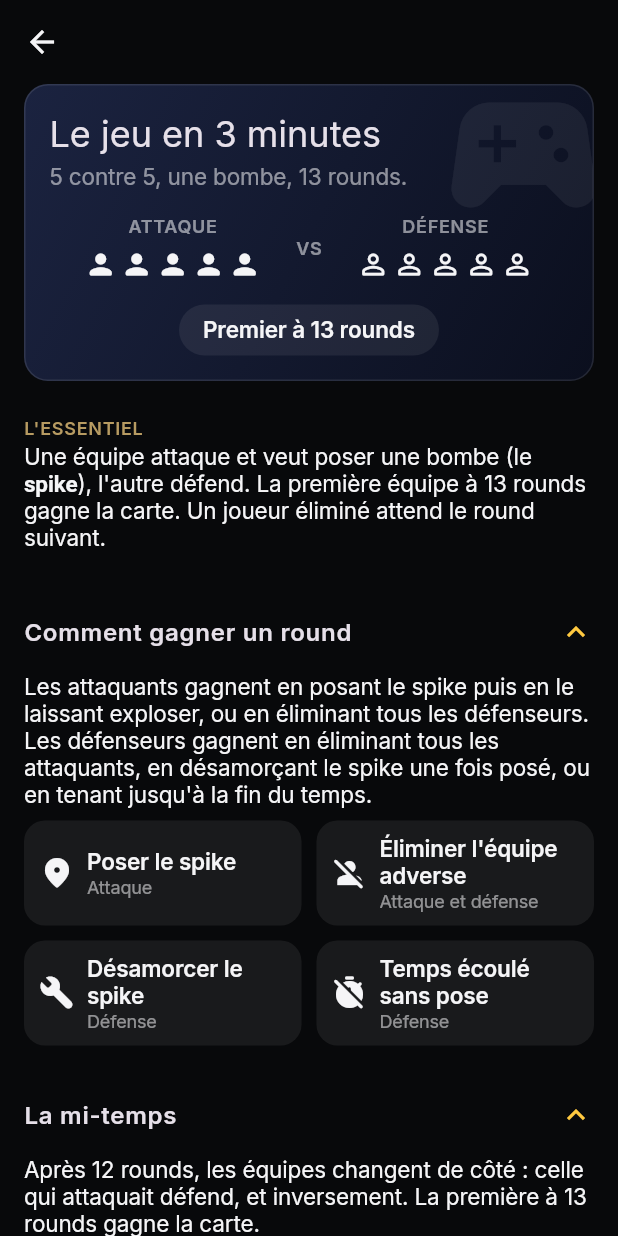
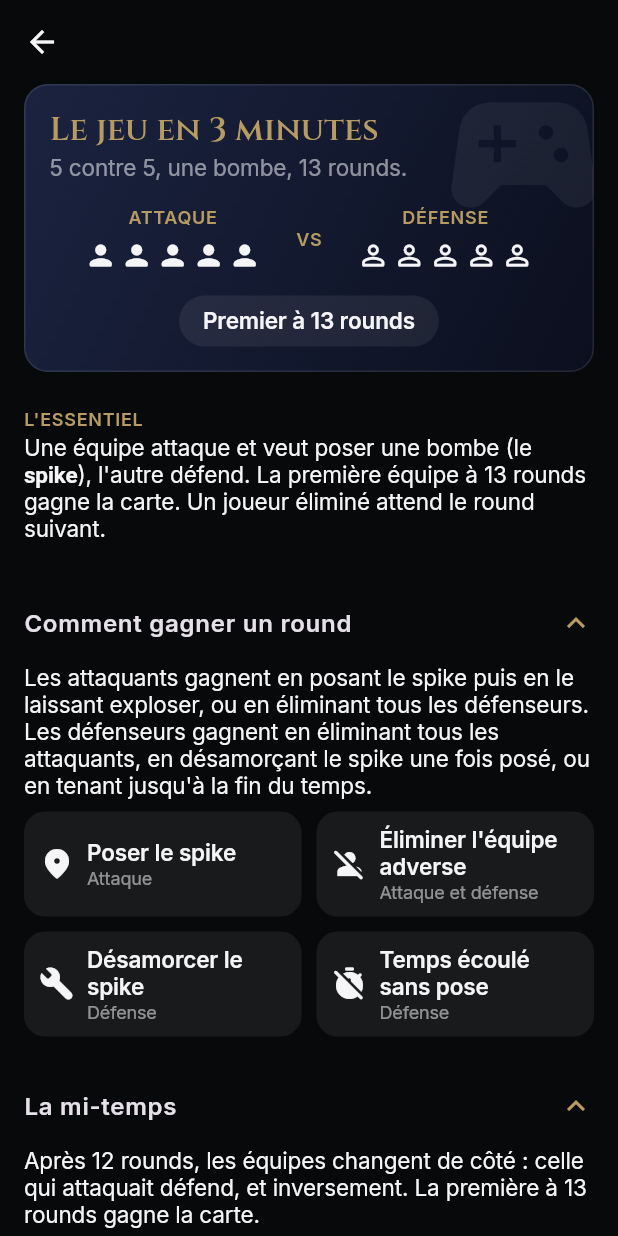
Before and after one commit to ThibaultCauche/news, a Flutter app: the screen it shows after launch, after a tap on "Je ne connais pas Valorant", on a phone screen of 412 x 824 dp. Run offline on Flutter 3.47's test engine with Material 3 defaults, Android fonts, the phone set to English and light mode, and no system bars; our stand-ins replace dio, drift, drift_flutter, firebase_auth, firebase_core, firebase_messaging and 5 more; missing offline and left inert: news_api_client; accounts and stored records are empty; generated files the repository leaves out were written again; project files that could hold a hidden picture were left out.

Commit message:
feat(mobile): J16, passe écran par écran (onglets, titres, cartes, feuilles en laiton)
Co-Authored-By: Claude Sonnet 5.5 <noreply@anthropic.com>

```diff
--- a/apps/mobile/lib/features/agenda/agenda_screen.dart
+++ b/apps/mobile/lib/features/agenda/agenda_screen.dart
@@ -274,7 +274,7 @@ class _CategoryPill extends StatelessWidget {
       child: Container(
         padding: const EdgeInsets.symmetric(horizontal: AppSpacing.md, vertical: AppSpacing.sm),
         decoration: BoxDecoration(
-          color: selected ? AppColors.textPrimary : AppColors.surface,
+          color: selected ? AppColors.brass : AppColors.surface,
           borderRadius: BorderRadius.circular(AppRadii.pill),
           border: selected ? null : Border.all(color: AppColors.surfaceBorder),
         ),
@@ -409,7 +409,7 @@ class _WeekDay extends StatelessWidget {
         width: 36,
         padding: const EdgeInsets.symmetric(vertical: AppSpacing.xs),
         decoration: BoxDecoration(
-          color: selected ? AppColors.textPrimary : null,
+          color: selected ? AppColors.brass : null,
           borderRadius: BorderRadius.circular(AppRadii.pill),
         ),
         child: Column(
--- a/apps/mobile/lib/features/competitions/competitions_screen.dart
+++ b/apps/mobile/lib/features/competitions/competitions_screen.dart
@@ -1,3 +1,4 @@
+import "../../widgets/ornate_frame.dart";
 import "package:flutter/material.dart";
 import "package:flutter_riverpod/flutter_riverpod.dart";
 import "package:news_api_client/news_api_client.dart";
@@ -111,8 +112,8 @@ class _Browse extends ConsumerWidget {
           const SizedBox(height: AppSpacing.md),
         ],
         for (final category in catalog.categories)
-          Card(
-            margin: const EdgeInsets.only(bottom: AppSpacing.sm),
+          FramedCard(
+            margin: const EdgeInsets.only(bottom: 14),
             child: Theme(
               data: Theme.of(context).copyWith(dividerColor: Colors.transparent),
               child: ExpansionTile(
--- a/apps/mobile/lib/features/follows/follows_screen.dart
+++ b/apps/mobile/lib/features/follows/follows_screen.dart
@@ -1,3 +1,4 @@
+import "../../widgets/ornate_frame.dart";
 import "../../widgets/empty_mark.dart";
 import "package:flutter/material.dart";
 import "package:flutter_riverpod/flutter_riverpod.dart";
@@ -129,7 +130,7 @@ class FollowCard extends ConsumerWidget {
   Widget build(BuildContext context, WidgetRef ref) {
     final event = follow.currentEvent;
     final scoresHidden = ref.watch(userSettingProvider).value?.spoilerFree ?? true;
-    return Card(
+    return FramedCard(
       margin: EdgeInsets.zero,
       child: Padding(
         padding: const EdgeInsets.symmetric(horizontal: AppSpacing.sm, vertical: AppSpacing.xs),
--- a/apps/mobile/lib/features/forum/thread_screen.dart
+++ b/apps/mobile/lib/features/forum/thread_screen.dart
@@ -1,3 +1,4 @@
+import "../../widgets/ornate_frame.dart";
 import "dart:async";
 
 import "package:flutter/material.dart";
@@ -319,7 +320,7 @@ class _ForumThreadScreenState extends ConsumerState<ForumThreadScreen> {
               left: AppSpacing.md,
               right: AppSpacing.md,
               child: IgnorePointer(
-                child: Card(
+                child: FramedCard(
                   child: Padding(
                     padding: EdgeInsets.all(AppSpacing.sm),
                     child: Text("Sans spoil : discussion floutée. Appui long pour l'afficher.", textAlign: TextAlign.center, style: TextStyle(color: AppColors.textSecondary)),
--- a/apps/mobile/lib/features/home/home_screen.dart
+++ b/apps/mobile/lib/features/home/home_screen.dart
@@ -1,3 +1,4 @@
+import "../../widgets/ornate_frame.dart";
 import "package:flutter/material.dart";
 import "package:flutter_riverpod/flutter_riverpod.dart";
 import "package:flutter_svg/flutter_svg.dart";
@@ -240,7 +241,7 @@ class _FollowsSection extends ConsumerWidget {
     if (!ref.watch(signedInProvider)) {
       return Padding(
         padding: const EdgeInsets.fromLTRB(AppSpacing.md, AppSpacing.lg, AppSpacing.md, 0),
-        child: Card(
+        child: FramedCard(
           margin: EdgeInsets.zero,
           child: Padding(
             padding: const EdgeInsets.all(AppSpacing.md),
@@ -299,7 +300,7 @@ class _LearnCard extends ConsumerWidget {
     final started = progress.read > 0;
     return Padding(
       padding: const EdgeInsets.fromLTRB(AppSpacing.md, AppSpacing.md, AppSpacing.md, 0),
-      child: Card(
+      child: FramedCard(
         margin: EdgeInsets.zero,
         child: ListTile(
           leading: const LearnIconTile(icon: Icons.sports_esports_rounded, gradient: 0),
--- a/apps/mobile/lib/theme/app_theme.dart
+++ b/apps/mobile/lib/theme/app_theme.dart
@@ -48,6 +48,8 @@ abstract final class AppTextStyles {
 ThemeData buildAppTheme() {
   final base = ThemeData.dark(useMaterial3: true);
   final textTheme = base.textTheme.apply(fontFamily: "Inter").copyWith(
+    headlineMedium: _cinzel(28, FontWeight.w700),
+    headlineSmall: _cinzel(22, FontWeight.w600),
     headlineLarge: _inter(AppTypography.display, FontWeight.w700, AppTypography.trackingDisplay),
     titleLarge: _inter(AppTypography.title, FontWeight.w700, AppTypography.trackingTitle),
     bodyMedium: _inter(AppTypography.bodyLarge, FontWeight.w400, AppTypography.trackingBodyLarge),
@@ -56,7 +58,7 @@ ThemeData buildAppTheme() {
       AppTypography.eyebrow,
       FontWeight.w600,
       AppTypography.trackingEyebrow,
-      color: AppColors.textSecondary,
+      color: AppColors.brass,
     ),
   );
 
@@ -74,7 +76,8 @@ ThemeData buildAppTheme() {
       error: AppColors.live,
     ),
     textTheme: textTheme,
-    appBarTheme: const AppBarThemeData(
+    appBarTheme: AppBarThemeData(
+      titleTextStyle: AppTextStyles.sectionTitle,
       backgroundColor: AppColors.background,
       surfaceTintColor: Colors.transparent,
       elevation: 0,
@@ -83,12 +86,16 @@ ThemeData buildAppTheme() {
     cardTheme: const CardThemeData(
       color: AppColors.surface,
       surfaceTintColor: Colors.transparent,
-      shape: RoundedRectangleBorder(
-        borderRadius: BorderRadius.all(Radius.circular(AppRadii.card)),
-        side: BorderSide(color: AppColors.surfaceBorder),
-      ),
+      shape: RoundedRectangleBorder(borderRadius: BorderRadius.all(Radius.circular(AppRadii.card))),
     ),
     dividerColor: AppColors.brass.withValues(alpha: 0.25),
+    checkboxTheme: CheckboxThemeData(
+      side: const BorderSide(color: AppColors.brass, width: 1.2),
+      checkColor: const WidgetStatePropertyAll(AppColors.background),
+      fillColor: WidgetStateProperty.resolveWith((s) => s.contains(WidgetState.selected) ? AppColors.brass : Colors.transparent),
+    ),
+    textButtonTheme: TextButtonThemeData(style: TextButton.styleFrom(foregroundColor: AppColors.brass)),
+    expansionTileTheme: const ExpansionTileThemeData(iconColor: AppColors.brass, collapsedIconColor: AppColors.textSecondary),
     filledButtonTheme: FilledButtonThemeData(
       style: FilledButton.styleFrom(
         backgroundColor: AppColors.brass.withValues(alpha: 0.12),
--- a/apps/mobile/lib/widgets/event_card.dart
+++ b/apps/mobile/lib/widgets/event_card.dart
@@ -222,7 +222,7 @@ class EventCard extends ConsumerWidget {
 
     final strong = isHighStakes(event.name);
     return Padding(
-      padding: const EdgeInsets.only(bottom: AppSpacing.sm),
+      padding: const EdgeInsets.only(bottom: 14),
       child: OrnateFrame(
       radius: AppRadii.card,
       strong: strong,
--- a/apps/mobile/lib/widgets/follow_button.dart
+++ b/apps/mobile/lib/widgets/follow_button.dart
@@ -19,12 +19,13 @@ class FollowButton extends StatelessWidget {
 
   @override
   Widget build(BuildContext context) {
-    final textStyle = AppTextStyles.captionStrong.copyWith(color: following ? AppColors.gold : AppColors.background);
+    final textStyle = AppTextStyles.captionStrong.copyWith(color: following ? AppColors.gold : AppColors.brass);
     return GestureDetector(
       onTap: onPressed,
       child: DecoratedBox(
         decoration: BoxDecoration(
-          color: following ? AppColors.gold.withValues(alpha: 0.14) : Colors.white.withValues(alpha: 0.9),
+          color: following ? AppColors.gold.withValues(alpha: 0.14) : AppColors.brass.withValues(alpha: 0.12),
+          border: Border.all(color: following ? AppColors.gold.withValues(alpha: 0.6) : AppColors.brass),
           borderRadius: BorderRadius.circular(AppRadii.pill),
         ),
         child: Padding(
--- a/apps/mobile/lib/widgets/segmented_control.dart
+++ b/apps/mobile/lib/widgets/segmented_control.dart
@@ -36,7 +36,8 @@ class SegmentedControl extends StatelessWidget {
                   width: segmentWidth - 4,
                   child: DecoratedBox(
                     decoration: BoxDecoration(
-                      color: Colors.white.withValues(alpha: 0.16),
+                      color: AppColors.brass.withValues(alpha: 0.25),
+                      border: Border.all(color: AppColors.brass.withValues(alpha: 0.6), width: 0.8),
                       borderRadius: BorderRadius.circular(8),
                     ),
                   ),
```
Also changed, not shown: apps/mobile/lib/features/competitions/game_screen.dart (+7 -6 lines), apps/mobile/lib/features/learn/learn_screen.dart (+4 -3 lines), apps/mobile/lib/widgets/group_bracket_tree.dart (+9 -7 lines), apps/mobile/lib/widgets/ornate_frame.dart (+17 -1 lines).
